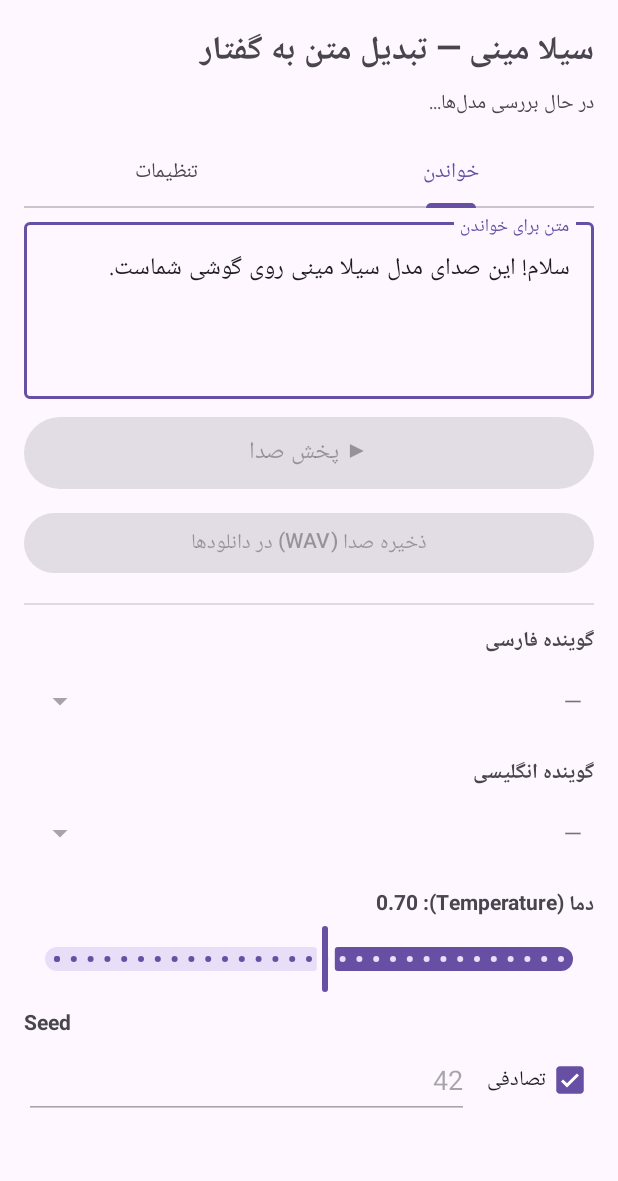
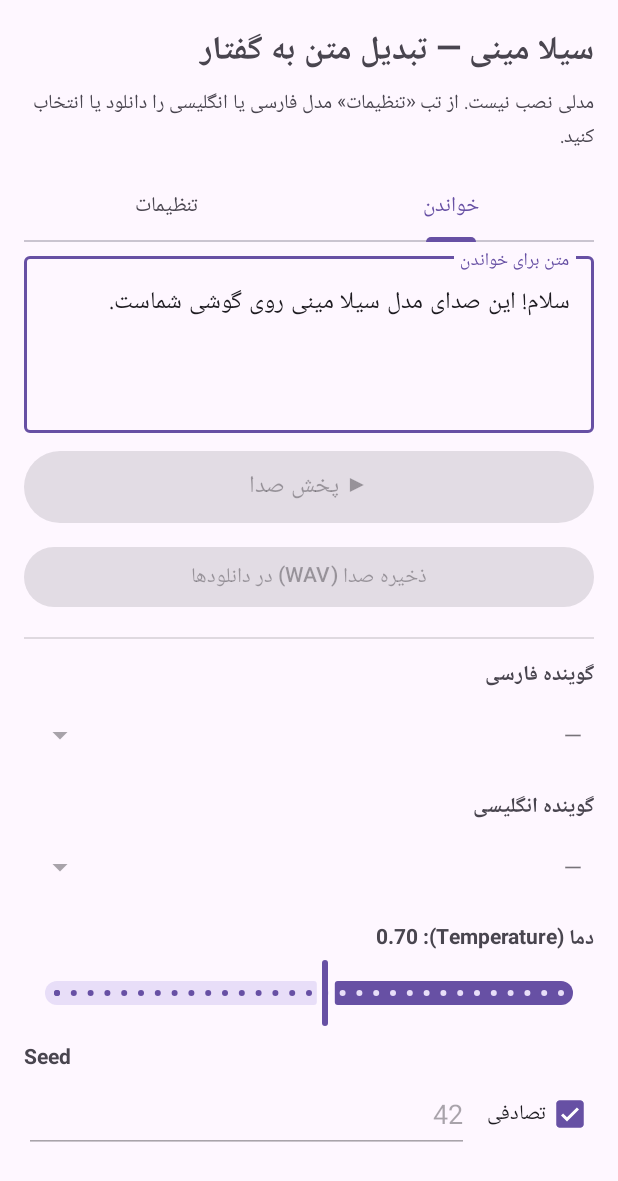
Before and after one commit to aa30d/cilla-tts-android, an Android app: the screen it shows after launch (MainActivity), on a phone screen of 412 x 824 dp. Shown: the top 1181 px of the screen. Run offline under Robolectric (Android 15) with nearby library versions, the phone set to English and light mode, and no system bars; pictures from the network do not load; 1 statement that could not run was skipped.

Commit message:
Greet an unconfigured app with a hint instead of a stale status line
Co-authored-by: arena-agent <297053741+arena-agent@users.noreply.github.com>

```diff
--- a/app/src/main/java/com/cilla/tts/MainActivity.kt
+++ b/app/src/main/java/com/cilla/tts/MainActivity.kt
@@ -81,6 +81,9 @@ class MainActivity : AppCompatActivity() {
 
         refreshModelState()
         updatePlayButton()
+        if (!engines.hasPersianModel() && !engines.hasEnglishModel()) {
+            setStatus("مدلی نصب نیست. از تب «تنظیمات» مدل فارسی یا انگلیسی را دانلود یا انتخاب کنید.")
+        }
     }
 
     // ---------------------------------------------------------------- tabs
```
